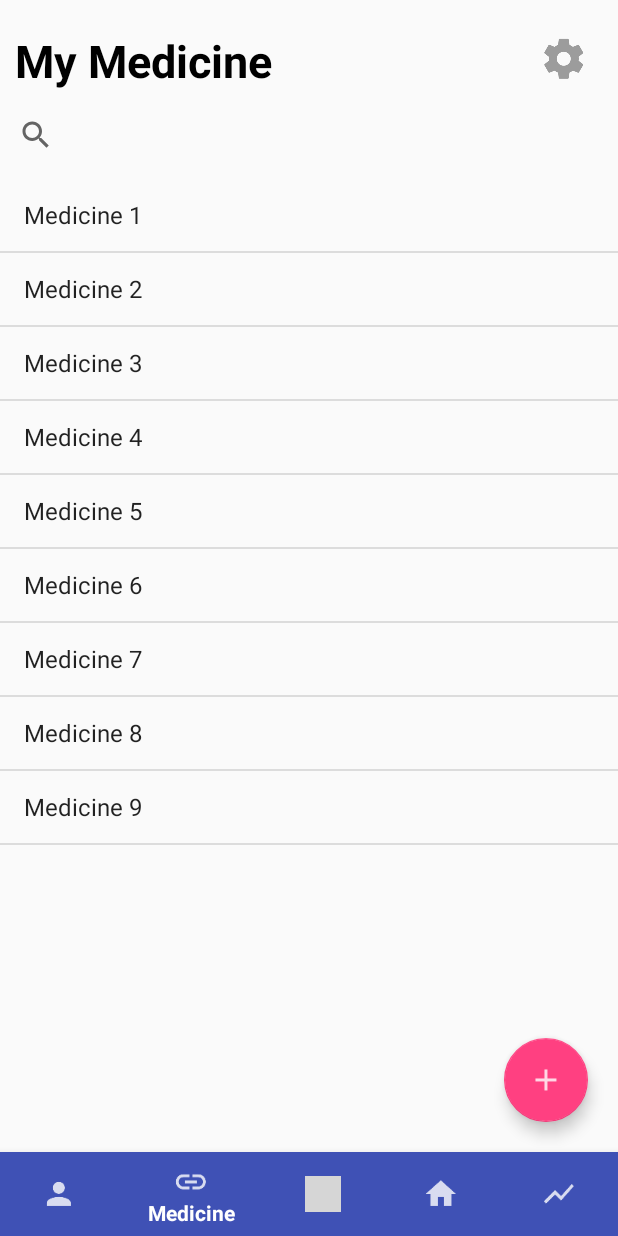
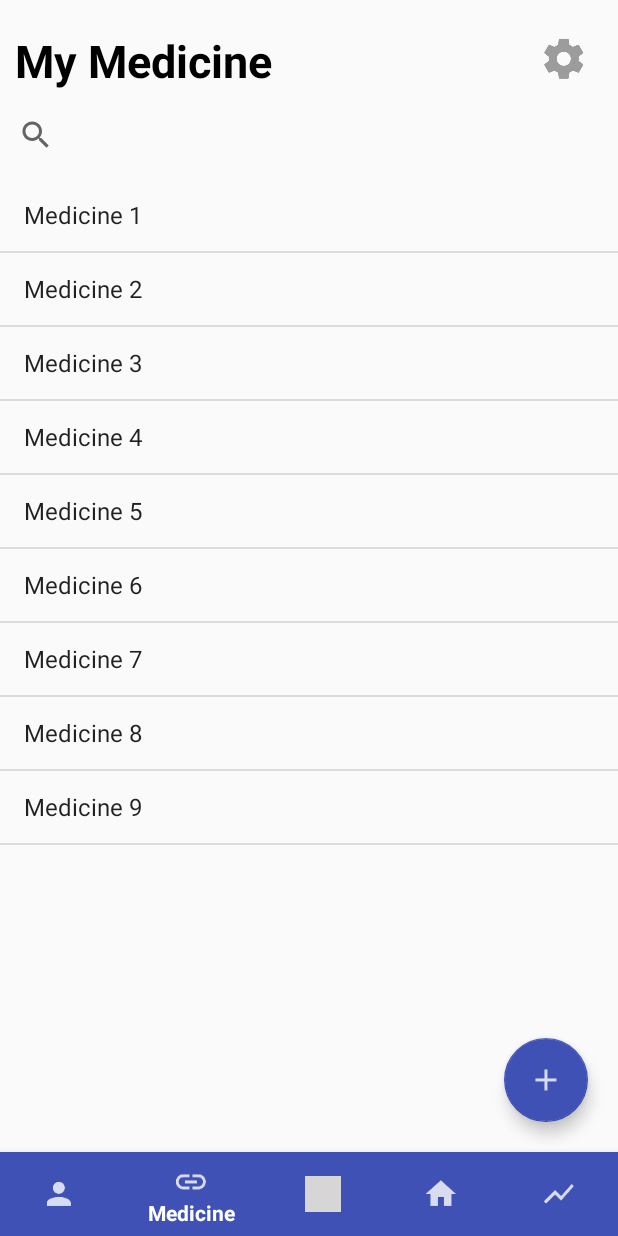
Before and after one commit to charlie-thomas/MyPHR, an Android app: the screen it shows after launch (MainActivity), item 2 of the bottom bar chosen, on a phone screen of 412 x 824 dp. Run offline under Robolectric (Android 15) with nearby library versions, the phone set to English and light mode, and no system bars; grey boxes are pictures that could not be loaded.

Commit message:
Using primaryColor for FAB. Medicine base finished so closes #26

```diff
--- a/MyPHR/app/src/main/res/layout/fragment_medicine.xml
+++ b/MyPHR/app/src/main/res/layout/fragment_medicine.xml
@@ -55,7 +55,8 @@
         android:layout_marginBottom="20dp"
         android:layout_marginEnd="20dp"
         android:src="@drawable/add"
-        app:fabSize="normal" />
+        app:fabSize="normal"
+        app:backgroundTint="@color/colorPrimary" />
 
 
 </RelativeLayout>
```
